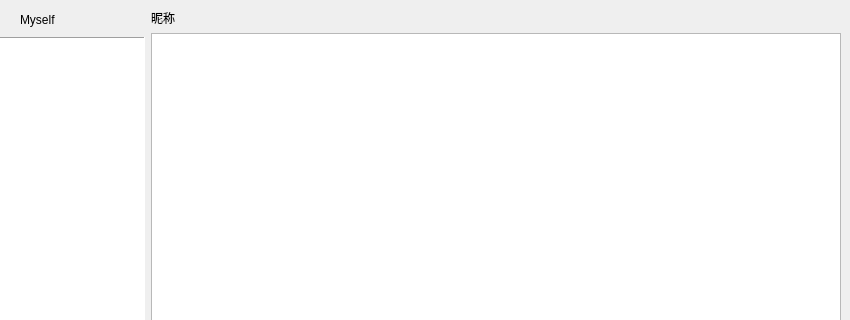
First picture: the form in ChatWindow.ui, repository L-Super/qchat, before the edit; both pictures show x 120 to 970 and y 0 to 320 of the 970 by 600 pixel window.
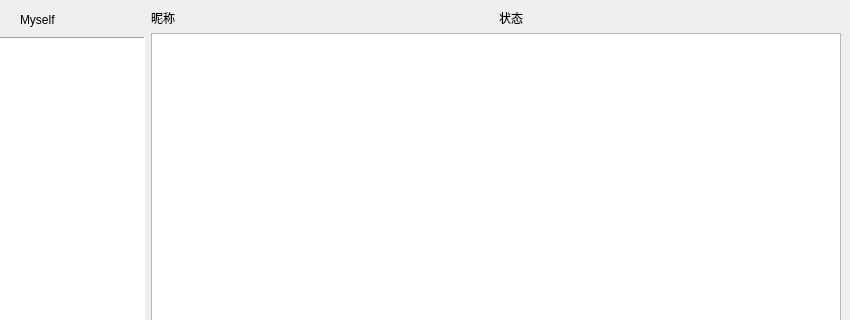
Second picture: the form after the edit. Icons and pictures are not drawn.

Diff of the .ui file:
```diff
--- a/ChatWindow.ui
+++ b/ChatWindow.ui
@@ -14,7 +14,7 @@
    <string>ChatWindow</string>
   </property>
   <widget class="QWidget" name="centralwidget">
-   <layout class="QHBoxLayout" name="horizontalLayout_5" stretch="0,1">
+   <layout class="QHBoxLayout" name="horizontalLayout_6" stretch="0,1">
     <item>
      <layout class="QVBoxLayout" name="verticalLayout_2">
       <item>
@@ -104,14 +104,28 @@
      </layout>
     </item>
     <item>
-     <layout class="QGridLayout" name="gridLayout_2" rowstretch="0,2,1">
+     <layout class="QGridLayout" name="gridLayout" rowstretch="0,2,1">
       <item row="0" column="0">
-       <widget class="QLabel" name="label">
+       <layout class="QHBoxLayout" name="horizontalLayout_5">
+        <item>
+         <widget class="QLabel" name="friendNameLabel">
         <property name="text">
          <string>昵称</string>
         </property>
        </widget>
       </item>
+        <item>
+         <widget class="QLabel" name="friendNameStatusLabel">
+          <property name="text">
+           <string>状态</string>
+          </property>
+         </widget>
+        </item>
+       </layout>
+      </item>
+      <item row="1" column="0">
+       <widget class="QTextBrowser" name="textBrowser"/>
+      </item>
       <item row="2" column="0">
        <layout class="QVBoxLayout" name="verticalLayout">
         <item>
```
Left out of the diff: 5 changed lines with no effect on the pictures. Lines whose indentation alone changed are shown as unchanged.
